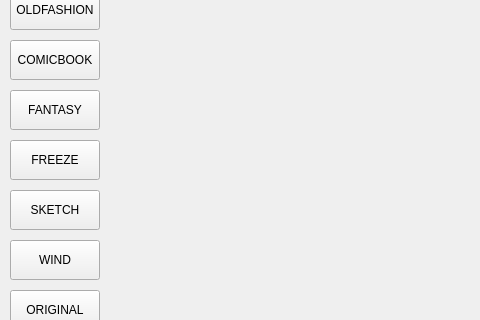
RTEP-zero-to-one/FacialDecoration, file QtApplication/mainWindow.ui: the form before one commit; both pictures show x 0 to 480 and y 127 to 447 of the 791 by 549 pixel window.
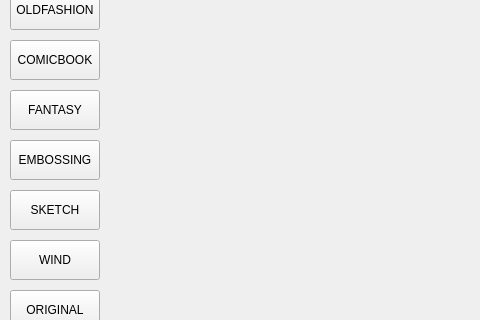
The form after the commit.

Commit message: update filter EMBOSSING interface

```diff
--- a/QtApplication/mainWindow.ui
+++ b/QtApplication/mainWindow.ui
@@ -259,7 +259,7 @@
      </rect>
     </property>
     <property name="text">
-     <string>FREEZE</string>
+     <string>EMBOSSING</string>
     </property>
    </widget>
    <widget class="QPushButton" name="filter_SKETCH">
```
Left out of the diff: 4 changed lines with no effect on the pictures. The commit also changes 1 other file.
